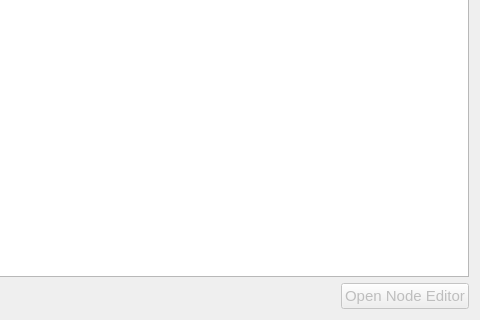
The window that ccs/search/searchnoderesult.ui (bisegni/chaosframework) describes before a commit, drawn with Qt 5; both pictures show x 320 to 800 and y 160 to 480 of the 800 by 480 pixel window.
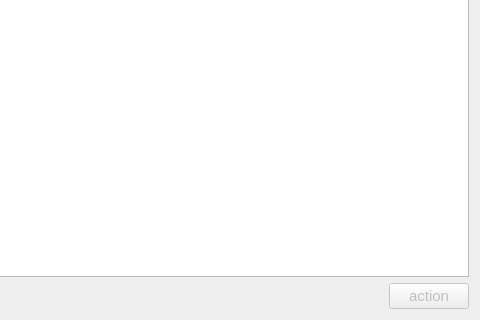
The same window after the commit.

The edit to the form file:
```diff
--- a/ccs/search/searchnoderesult.ui
+++ b/ccs/search/searchnoderesult.ui
@@ -167,7 +167,7 @@
           </font>
          </property>
          <property name="text">
-          <string>Open Node Editor</string>
+          <string>action</string>
          </property>
         </widget>
        </item>
```
Left out of the diff: 10 changed lines with no effect on the pictures.
